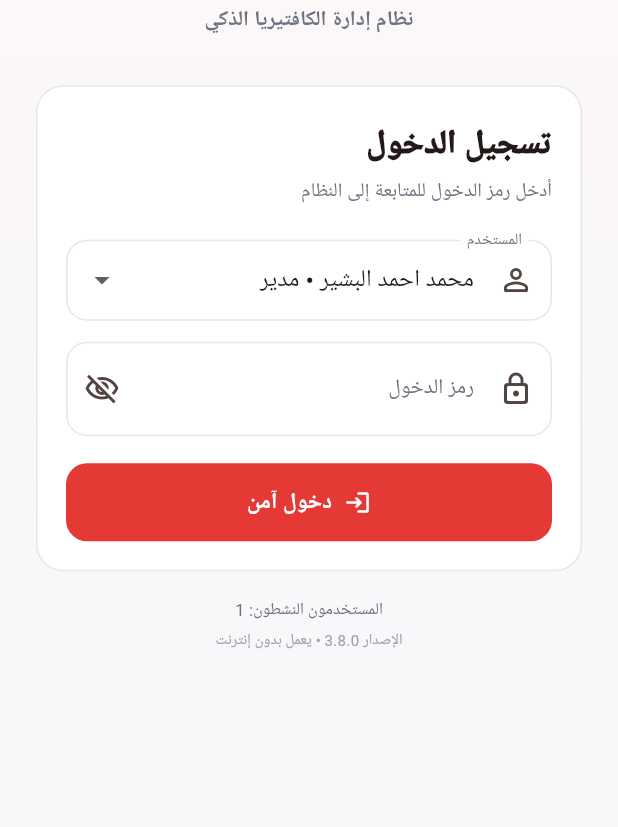
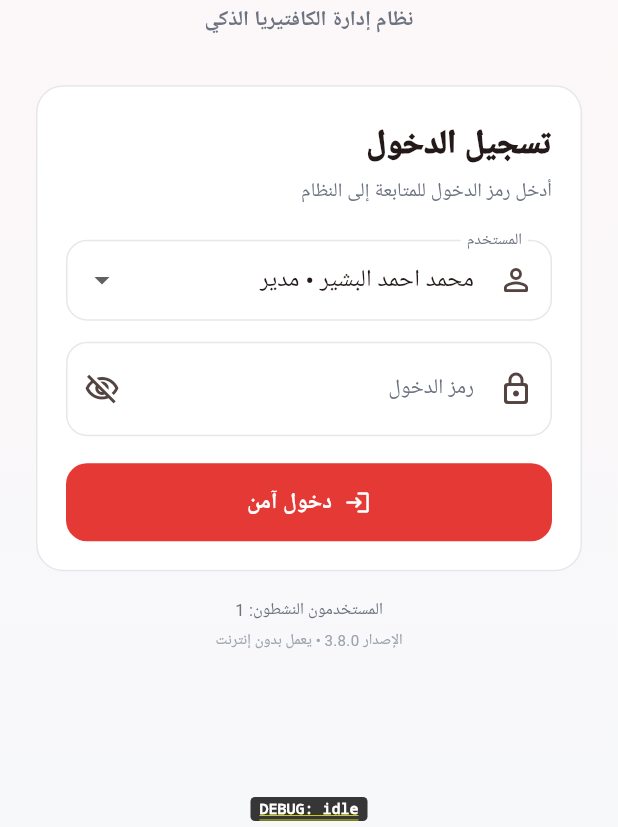
Before and after one commit to thikryat57-oss/hot-burger-last, a Flutter app: the screen it shows after launch, on a phone screen of 412 x 824 dp, the part 409-1236 px from its top. Run offline on Flutter 3.47's test engine with Material 3 defaults, Android fonts, the phone set to English and light mode, and no system bars; our stand-ins replace pdf, printing, share_plus, sqflite; accounts and stored records are empty; Roboto replaces fonts that are missing (system-ui).

Commit message:
Add persistent in-memory debug status overlay

```diff
--- a/lib/core/services/crash_logger.dart
+++ b/lib/core/services/crash_logger.dart
@@ -2,6 +2,7 @@ import 'dart:async';
 import 'dart:io';
 
 import 'package:path_provider/path_provider.dart';
+import 'debug_status.dart';
 
 class CrashLogger {
   CrashLogger._();
@@ -14,6 +15,11 @@ class CrashLogger {
   }
 
   static Future<void> checkpoint(String name) async {
+    updateDebugStatus(name);
+    unawaited(_writeCheckpointToDisk(name));
+  }
+
+  static Future<void> _writeCheckpointToDisk(String name) async {
     try {
       final file = await _file();
       await file.writeAsString(
--- /dev/null
+++ b/lib/core/services/debug_status.dart
@@ -0,0 +1,8 @@
+import 'package:flutter/foundation.dart';
+
+/// In-memory diagnostic status shown by the persistent debug overlay.
+final ValueNotifier<String> debugStatus = ValueNotifier<String>('idle');
+
+void updateDebugStatus(String status) {
+  debugStatus.value = status;
+}
--- a/lib/main.dart
+++ b/lib/main.dart
@@ -10,6 +10,7 @@ import 'core/theme/app_theme.dart';
 import 'providers/app_provider.dart';
 import 'screens/auth/login_screen.dart';
 import 'core/services/crash_logger.dart';
+import 'core/services/debug_status.dart';
 
 void main() {
   runZonedGuarded(() async {
@@ -63,7 +64,41 @@ class HotBurgerApp extends StatelessWidget {
       home: const LoginScreen(),
       builder: (context, child) => Directionality(
         textDirection: TextDirection.rtl,
-        child: child ?? const SizedBox.shrink(),
+        child: Stack(
+          fit: StackFit.expand,
+          children: [
+            child ?? const SizedBox.shrink(),
+            Positioned(
+              left: 4,
+              right: 4,
+              bottom: 4,
+              child: IgnorePointer(
+                child: ValueListenableBuilder<String>(
+                  valueListenable: debugStatus,
+                  builder: (context, status, _) => Align(
+                    alignment: Alignment.bottomCenter,
+                    child: DecoratedBox(
+                      decoration: BoxDecoration(
+                        color: Colors.black.withOpacity(0.78),
+                        borderRadius: BorderRadius.circular(3),
+                      ),
+                      child: Padding(
+                        padding: const EdgeInsets.symmetric(horizontal: 6, vertical: 2),
+                        child: Text(
+                          'DEBUG: $status',
+                          maxLines: 2,
+                          overflow: TextOverflow.ellipsis,
+                          textAlign: TextAlign.center,
+                          style: const TextStyle(color: Colors.white, fontSize: 10),
+                        ),
+                      ),
+                    ),
+                  ),
+                ),
+              ),
+            ),
+          ],
+        ),
       ),
       localizationsDelegates: const [
         GlobalMaterialLocalizations.delegate,
```
